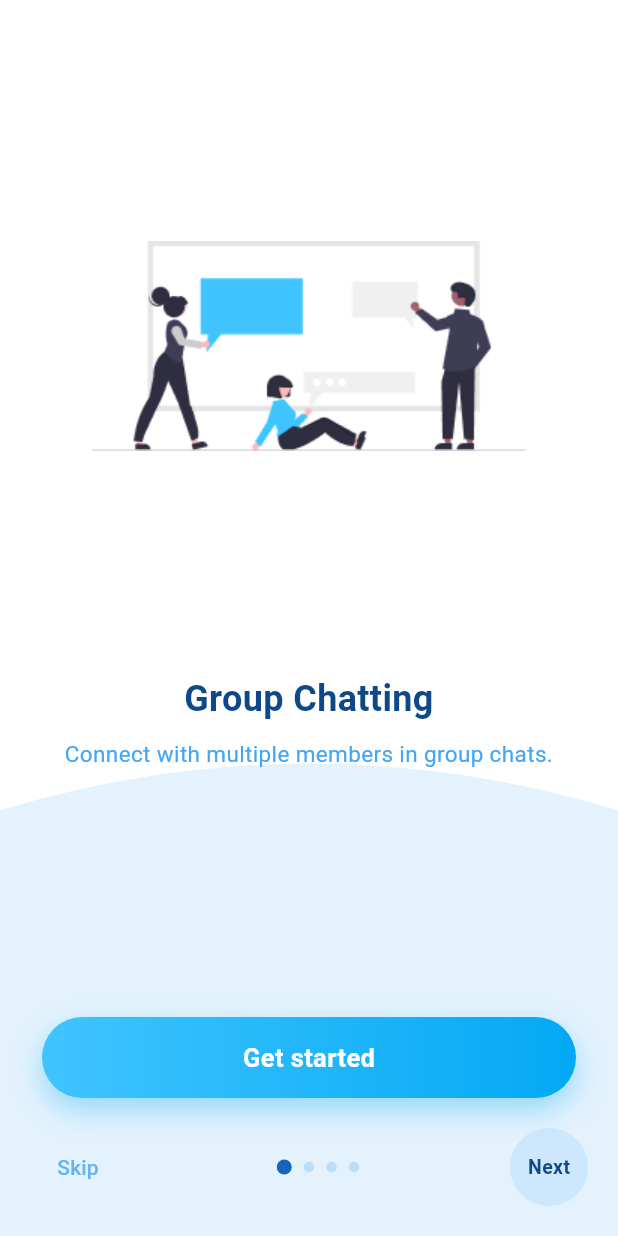
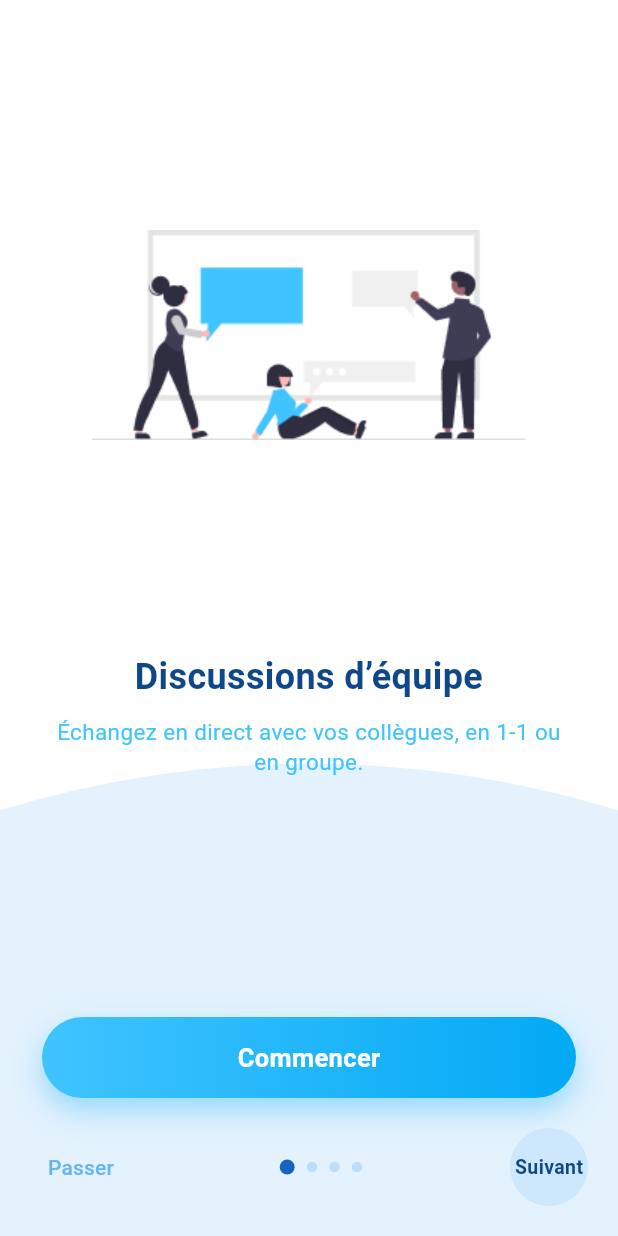
Before and after one commit to ParkerDieuveil/devcommunity_chat, a Flutter app: the screen it shows after launch, on a phone screen of 412 x 824 dp. Run offline on Flutter 3.47's test engine with Material 3 defaults, Android fonts, the phone set to English and light mode, and no system bars; our stand-ins replace audioplayers, cloud_firestore, firebase_auth, firebase_core, firebase_storage, flutter_riverpod and 5 more; missing offline and left inert: record; accounts and stored records are empty.

Commit message:
polish: onboarding produit, dates i18n et couleurs dark

```diff
--- a/lib/core/theme/app_colors.dart
+++ b/lib/core/theme/app_colors.dart
@@ -12,4 +12,12 @@ abstract final class AppColors {
   static const sheetHandle = Color(0xFFBDBDBD);
   static const navBarDark = Color(0xFF121826);
   static const scaffoldDark = Color(0xFF0B0F19);
+  static const surfaceElevatedDark = Color(0xFF1E2738);
+  static const inputFillDark = Color(0xFF1A2233);
+  static const inputFillLight = Color(0xFFF0F2F5);
+  static const chatCanvasDark = Color(0xFF0F1520);
+  static const chatCanvasLight = Color(0xFFF5F7FA);
+  static const borderSubtle = Color(0xFFE0E0E0);
+  static const borderDark = Color(0xFF263041);
+  static const borderPanelLight = Color(0xFFEEF1F5);
 }
--- a/lib/features/chat/presentation/pages/new_chat_page.dart
+++ b/lib/features/chat/presentation/pages/new_chat_page.dart
@@ -62,9 +62,10 @@ class _NewChatPageState extends ConsumerState<NewChatPage> {
       context.push(AppRoutePath.chatDetail(chatId));
     } catch (error) {
       if (!mounted) return;
+      final s = ref.read(appStringsProvider);
       ScaffoldMessenger.of(context).showSnackBar(
         SnackBar(
-          content: Text('Impossible de créer la conversation : $error'),
+          content: Text('${s.createChatFailed} : $error'),
         ),
       );
     } finally {
@@ -120,7 +121,7 @@ class _NewChatPageState extends ConsumerState<NewChatPage> {
                 child: Padding(
                   padding: const EdgeInsets.all(24),
                   child: Text(
-                    'Impossible de charger les utilisateurs.\n\n$error',
+                    '${s.loadUsersFailed}.\n\n$error',
                     textAlign: TextAlign.center,
                   ),
                 ),
--- a/lib/features/chat/presentation/widgets/chat_add_menu.dart
+++ b/lib/features/chat/presentation/widgets/chat_add_menu.dart
@@ -38,9 +38,9 @@ Future<ChatAddMenuAction?> showChatAddMenu(
                 ),
               ),
               ListTile(
-                leading: const Icon(
+                leading: Icon(
                   Icons.groups_outlined,
-                  color: Color(0xFF616161),
+                  color: Theme.of(context).colorScheme.onSurfaceVariant,
                 ),
                 title: Text(
                   createGroupLabel,
--- a/lib/features/chat/presentation/widgets/chat_message_bubble.dart
+++ b/lib/features/chat/presentation/widgets/chat_message_bubble.dart
@@ -35,7 +35,7 @@ class ChatMessageBubble extends StatelessWidget {
 
     final bubbleColor = mine
         ? AppColors.brand
-        : (isDark ? const Color(0xFF1E2738) : Colors.white);
+        : (isDark ? AppColors.surfaceElevatedDark : Colors.white);
     final textColor = mine ? Colors.white : colors.onSurface;
     final metaColor = mine
         ? Colors.white.withValues(alpha: 0.85)
--- a/lib/features/chat/presentation/widgets/chat_message_input_bar.dart
+++ b/lib/features/chat/presentation/widgets/chat_message_input_bar.dart
@@ -31,7 +31,7 @@ class ChatMessageInputBar extends StatelessWidget {
     final theme = Theme.of(context);
     final colors = theme.colorScheme;
     final isDark = theme.brightness == Brightness.dark;
-    final inputBarBg = isDark ? const Color(0xFF121826) : Colors.white;
+    final inputBarBg = isDark ? AppColors.navBarDark : Colors.white;
 
     return SafeArea(
       top: false,
@@ -61,8 +61,8 @@ class ChatMessageInputBar extends StatelessWidget {
                   hintStyle: TextStyle(color: colors.onSurfaceVariant),
                   filled: true,
                   fillColor: isDark
-                      ? const Color(0xFF1A2233)
-                      : const Color(0xFFF0F2F5),
+                      ? AppColors.inputFillDark
+                      : AppColors.inputFillLight,
                   contentPadding: const EdgeInsets.symmetric(
                     horizontal: 18,
                     vertical: 12,
--- a/lib/features/chat/presentation/widgets/round_icon_button.dart
+++ b/lib/features/chat/presentation/widgets/round_icon_button.dart
@@ -1,4 +1,6 @@
 import 'package:flutter/material.dart';
+
+import '../../../../core/theme/app_colors.dart';
 
 /// Bouton circulaire (retour / menu) pour les en-têtes de conversation.
 class RoundIconButton extends StatelessWidget {
@@ -14,7 +16,7 @@ class RoundIconButton extends StatelessWidget {
   @override
   Widget build(BuildContext context) {
     final isDark = Theme.of(context).brightness == Brightness.dark;
-    final bg = isDark ? const Color(0xFF1E2738) : Colors.white;
+    final bg = isDark ? AppColors.surfaceElevatedDark : Colors.white;
     final iconColor = Theme.of(context).colorScheme.onSurface;
 
     return Material(
--- a/lib/features/onboarding/presentation/pages/onboarding_page.dart
+++ b/lib/features/onboarding/presentation/pages/onboarding_page.dart
@@ -2,7 +2,9 @@ import 'package:flutter/material.dart';
 import 'package:flutter_riverpod/flutter_riverpod.dart';
 import 'package:go_router/go_router.dart';
 
+import '../../../../core/locale/app_strings.dart';
 import '../../../../core/router/app_route_path.dart';
+import '../../../../core/theme/app_colors.dart';
 import '../providers/onboarding_provider.dart';
 
 class _OnboardingStep {
@@ -16,29 +18,6 @@ class _OnboardingStep {
   final String title;
   final String subtitle;
 }
-
-const _steps = <_OnboardingStep>[
-  _OnboardingStep(
-    asset: 'assets/images/step1.png',
-    title: 'Group Chatting',
-    subtitle: 'Connect with multiple members in group chats.',
-  ),
-  _OnboardingStep(
-    asset: 'assets/images/step2.png',
-    title: 'Video And Voice Calls',
-    subtitle: 'Instantly connect via video and voice calls.',
-  ),
-  _OnboardingStep(
-    asset: 'assets/images/step3.png',
-    title: 'Message Encryption',
-    subtitle: 'Ensure privacy with encrypted messages.',
-  ),
-  _OnboardingStep(
-    asset: 'assets/images/step4.png',
-    title: 'Cross-Platform Compatibility',
-    subtitle: 'Access chats on any device seamlessly.',
-  ),
-];
 
 class OnboardingPage extends ConsumerStatefulWidget {
   const OnboardingPage({super.key});
@@ -63,8 +42,8 @@ class _OnboardingPageState extends ConsumerState<OnboardingPage> {
     context.go(AppRoutePath.loginPath);
   }
 
-  void _next() {
-    if (_index >= _steps.length - 1) {
+  void _next(int stepCount) {
+    if (_index >= stepCount - 1) {
       _finish();
       return;
     }
@@ -74,9 +53,34 @@ class _OnboardingPageState extends ConsumerState<OnboardingPage> {
     );
   }
 
+  List<_OnboardingStep> _stepsFor(AppStrings s) => [
+        _OnboardingStep(
+          asset: 'assets/images/step1.png',
+          title: s.onboardingStep1Title,
+          subtitle: s.onboardingStep1Subtitle,
+        ),
+        _OnboardingStep(
+          asset: 'assets/images/step2.png',
+          title: s.onboardingStep2Title,
+          subtitle: s.onboardingStep2Subtitle,
+        ),
+        _OnboardingStep(
+          asset: 'assets/images/step3.png',
+          title: s.onboardingStep3Title,
+          subtitle: s.onboardingStep3Subtitle,
+        ),
+        _OnboardingStep(
+          asset: 'assets/images/step4.png',
+          title: s.onboardingStep4Title,
+          subtitle: s.onboardingStep4Subtitle,
+        ),
+      ];
+
   @override
   Widget build(BuildContext context) {
     final size = MediaQuery.sizeOf(context);
+    final s = ref.watch(appStringsProvider);
+    final steps = _stepsFor(s);
 
     return Scaffold(
       backgroundColor: Colors.white,
@@ -88,7 +92,7 @@ class _OnboardingPageState extends ConsumerState<OnboardingPage> {
             bottom: 0,
             height: size.height * 0.42,
             child: CustomPaint(
-              painter: _WavePainter(color: const Color(0xFFE3F2FD)),
+              painter: _WavePainter(color: AppColors.brandSurfaceAlt),
               child: const SizedBox.expand(),
             ),
           ),
@@ -98,10 +102,10 @@ class _OnboardingPageState extends ConsumerState<OnboardingPage> {
                 Expanded(
                   child: PageView.builder(
                     controller: _controller,
-                    itemCount: _steps.length,
+                    itemCount: steps.length,
                     onPageChanged: (value) => setState(() => _index = value),
                     itemBuilder: (context, index) {
-                      final step = _steps[index];
+                      final step = steps[index];
                       return Padding(
                         padding: const EdgeInsets.symmetric(horizontal: 28),
                         child: Column(
@@ -130,8 +134,8 @@ class _OnboardingPageState extends ConsumerState<OnboardingPage> {
                             Text(
                               step.subtitle,
                               textAlign: TextAlign.center,
-                              style: const TextStyle(
-                                color: Color(0xFF42A5F5),
+                              style: TextStyle(
+                                color: AppColors.brandLight,
                                 fontSize: 15,
                                 height: 1.35,
                               ),
@@ -152,11 +156,11 @@ class _OnboardingPageState extends ConsumerState<OnboardingPage> {
                       decoration: BoxDecoration(
                         borderRadius: BorderRadius.circular(28),
                         gradient: const LinearGradient(
-                          colors: [Color(0xFF40C4FF), Color(0xFF03A9F4)],
+                          colors: [AppColors.brandLight, AppColors.brand],
                         ),
                         boxShadow: [
                           BoxShadow(
-                            color: const Color(0xFF03A9F4).withValues(alpha: 0.35),
+                            color: AppColors.brand.withValues(alpha: 0.35),
                             blurRadius: 16,
                             offset: const Offset(0, 8),
                           ),
@@ -167,10 +171,10 @@ class _OnboardingPageState extends ConsumerState<OnboardingPage> {
                         child: InkWell(
                           borderRadius: BorderRadius.circular(28),
                           onTap: _finish,
-                          child: const Center(
+                          child: Center(
                             child: Text(
-                              'Get started',
-                              style: TextStyle(
+                              s.getStarted,
+                              style: const TextStyle(
                                 color: Colors.white,
                                 fontSize: 17,
                                 fontWeight: FontWeight.w700,
@@ -188,9 +192,9 @@ class _OnboardingPageState extends ConsumerState<OnboardingPage> {
                     children: [
                       TextButton(
                         onPressed: _finish,
-                        child: const Text(
-                          'Skip',
-                          style: TextStyle(
+                        child: Text(
+                          s.skip,
+                          style: const TextStyle(
                             color: Color(0xFF64B5F6),
                             fontWeight: FontWeight.w500,
                           ),
@@ -199,7 +203,7 @@ class _OnboardingPageState extends ConsumerState<OnboardingPage> {
                       Expanded(
                         child: Row(
                           mainAxisAlignment: MainAxisAlignment.center,
-                          children: List.generate(_steps.length, (i) {
+                          children: List.generate(steps.length, (i) {
                             final active = i == _index;
                             return AnimatedContainer(
                               duration: const Duration(milliseconds: 220),
@@ -209,7 +213,7 @@ class _OnboardingPageState extends ConsumerState<OnboardingPage> {
                               decoration: BoxDecoration(
                                 shape: BoxShape.circle,
                                 color: active
-                                    ? const Color(0xFF1565C0)
+                                    ? AppColors.headerBlue
                                     : const Color(0xFFBBDEFB),
                               ),
                             );
@@ -221,14 +225,14 @@ class _OnboardingPageState extends ConsumerState<OnboardingPage> {
                         shape: const CircleBorder(),
                         child: InkWell(
                           customBorder: const CircleBorder(),
-                          onTap: _next,
-                          child: const SizedBox(
+                          onTap: () => _next(steps.length),
+                          child: SizedBox(
                             width: 52,
                             height: 52,
                             child: Center(
                               child: Text(
-                                'Next',
-                                style: TextStyle(
+                                s.next,
+                                style: const TextStyle(
                                   color: Color(0xFF0F4888),
                                   fontWeight: FontWeight.w600,
                                   fontSize: 13,
```
Also changed, not shown: lib/core/utils/date_format.dart (+17 -11 lines), lib/features/profile/presentation/widgets/edit_profile_sheet.dart (+5 -2 lines), 2 other files.
